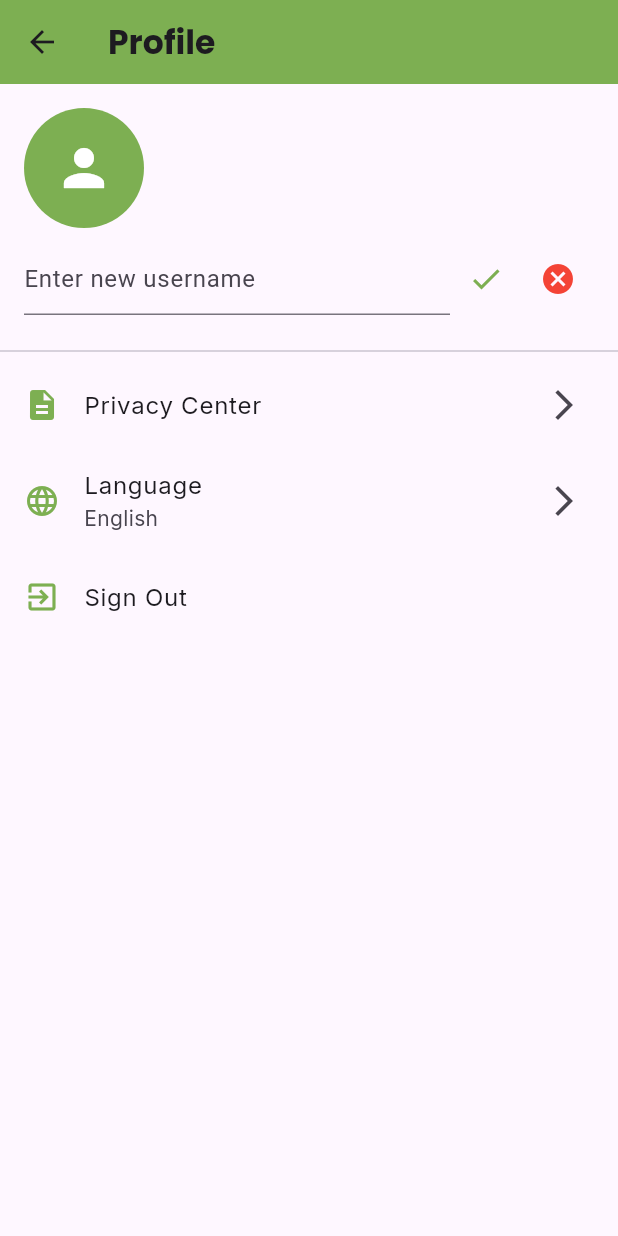
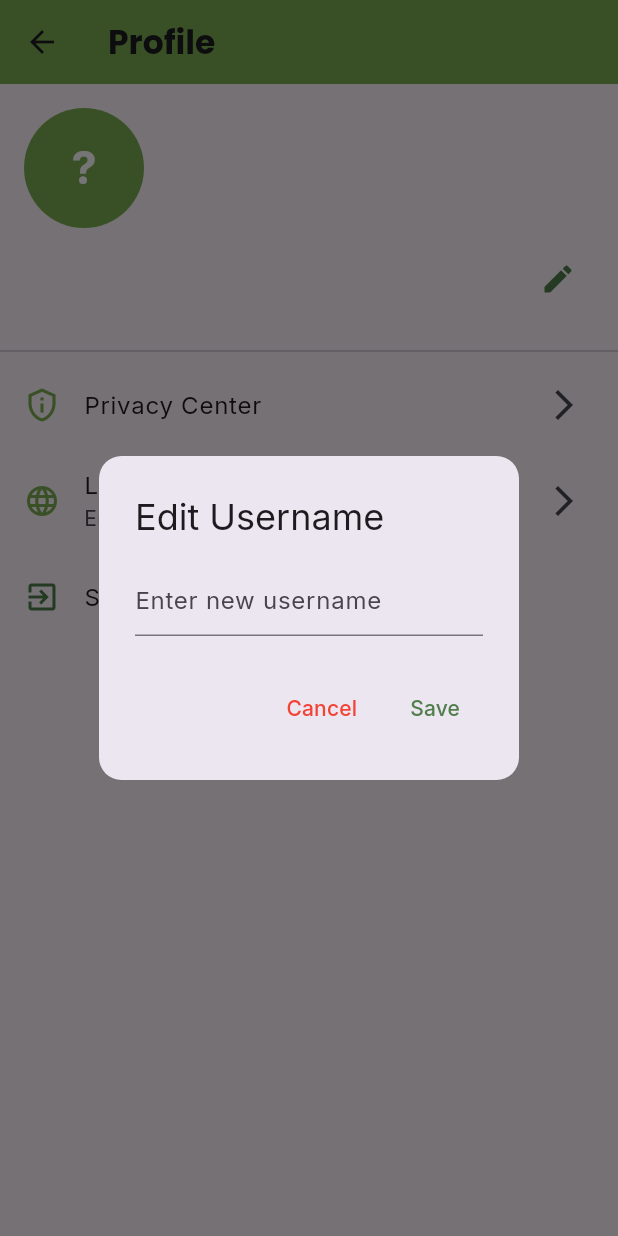
Before and after one commit to farahmunh/stalk_safe, a Flutter app: the Profile screen opened by its route, after a tap on the "edit" icon, on a phone screen of 412 x 824 dp. Run offline on Flutter 3.47's test engine with Material 3 defaults, Android fonts, the phone set to English and light mode, and no system bars; our stand-ins replace cloud_firestore, firebase_auth, firebase_core, geolocator, google_fonts, google_maps_flutter; missing offline and left inert: app_settings; accounts and stored records are empty.

Commit message:
25th commit

```diff
--- a/lib/profile.dart
+++ b/lib/profile.dart
@@ -13,7 +13,6 @@ class _ProfileState extends State<Profile> {
   final FirebaseFirestore _firestore = FirebaseFirestore.instance;
   String _username = ''; // Default username
   final TextEditingController _usernameController = TextEditingController();
-  bool _isEditingUsername = false;
 
   @override
   void initState() {
@@ -35,17 +34,18 @@ class _ProfileState extends State<Profile> {
   }
 
   // Update the username in Firestore
-  Future<void> _updateUsername() async {
+  Future<void> _updateUsername(String newUsername) async {
     User? user = _auth.currentUser;
     if (user != null) {
-      String newUsername = _usernameController.text.trim();
-      // Ensure new username is unique
+      // Check if the new username is unique
+      if (newUsername != _username) {
         bool isUnique = await _isUsernameUnique(newUsername);
         if (!isUnique) {
           ScaffoldMessenger.of(context).showSnackBar(
             const SnackBar(content: Text('Username is already taken.')),
           );
           return;
+        }
       }
 
       // Update the username in Firestore
@@ -56,7 +56,6 @@ class _ProfileState extends State<Profile> {
 
       setState(() {
         _username = newUsername;
-        _isEditingUsername = false;
       });
       ScaffoldMessenger.of(context).showSnackBar(
         const SnackBar(content: Text('Username updated successfully.')),
@@ -74,6 +73,53 @@ class _ProfileState extends State<Profile> {
     return querySnapshot.docs.isEmpty;
   }
 
+  // Show the popup for editing username
+  void _showEditUsernamePopup() {
+    _usernameController.text = _username;
+    showDialog(
+      context: context,
+      builder: (context) {
+        return AlertDialog(
+          title: Text('Edit Username', style: GoogleFonts.inter()),
+          content: TextField(
+            controller: _usernameController,
+            decoration: InputDecoration(
+              hintText: "Enter new username",
+              hintStyle: GoogleFonts.inter(),
+            ),
+          ),
+          shape: RoundedRectangleBorder(
+            borderRadius: BorderRadius.circular(15),
+          ),
+          actions: [
+            TextButton(
+              onPressed: () {
+                Navigator.pop(context);
+              },
+              child: Text(
+                'Cancel',
+                style: GoogleFonts.inter(color: Colors.red),
+              ),
+            ),
+            TextButton(
+              onPressed: () {
+                final newUsername = _usernameController.text.trim();
+                if (newUsername.isNotEmpty) {
+                  _updateUsername(newUsername);
+                }
+                Navigator.pop(context);
+              },
+              child: Text(
+                'Save',
+                style: GoogleFonts.inter(color: const Color(0xFF517E4C)),
+              ),
+            ),
+          ],
+        );
+      },
+    );
+  }
+
   // Sign Out Functionality
   void _showSignOutDialog() {
     showDialog(
@@ -85,9 +131,6 @@ class _ProfileState extends State<Profile> {
             textAlign: TextAlign.center,
             style: GoogleFonts.inter(),
           ),
-          contentPadding:
-              const EdgeInsets.symmetric(horizontal: 5, vertical: 20),
-          actionsPadding: const EdgeInsets.symmetric(horizontal: 5),
           shape: RoundedRectangleBorder(
             borderRadius: BorderRadius.circular(20),
           ),
@@ -96,11 +139,13 @@ class _ProfileState extends State<Profile> {
               mainAxisAlignment: MainAxisAlignment.spaceEvenly,
               children: [
                 TextButton(
-                  child: Text("No", style: GoogleFonts.inter()),
+                  child: Text("No",
+                      style: GoogleFonts.inter(color: const Color(0xFF517E4C))),
                   onPressed: () => Navigator.of(context).pop(),
                 ),
                 TextButton(
-                  child: Text("Yes", style: GoogleFonts.inter()),
+                  child: Text("Yes",
+                      style: GoogleFonts.inter(color: const Color(0xFF517E4C))),
                   onPressed: () {
                     Navigator.of(context).pop();
                     _auth.signOut();
@@ -108,6 +153,73 @@ class _ProfileState extends State<Profile> {
                   },
                 ),
               ],
+            ),
+          ],
+        );
+      },
+    );
+  }
+
+  // Show Privacy Center Options
+  void _showPrivacyCenter() {
+    showModalBottomSheet(
+      context: context,
+      shape: const RoundedRectangleBorder(
+        borderRadius: BorderRadius.vertical(top: Radius.circular(20)),
+      ),
+      builder: (context) {
+        return Column(
+          mainAxisSize: MainAxisSize.min,
+          children: [
+            ListTile(
+              leading: const Icon(Icons.article_outlined),
+              title: Text(
+                'Terms and Conditions',
+                style: GoogleFonts.inter(),
+              ),
+              onTap: () {
+                Navigator.pop(context);
+                Navigator.pushNamed(context, '/terms');
+              },
+            ),
+            ListTile(
+              leading: const Icon(Icons.privacy_tip_outlined),
+              title: Text(
+                'Privacy Policy',
+                style: GoogleFonts.inter(),
+              ),
+              onTap: () {
+                Navigator.pop(context);
+                Navigator.pushNamed(context, '/privacy');
+              },
+            ),
+          ],
+        );
+      },
+    );
+  }
+
+  // Show Language Options as a Popup Dialog
+  void _showLanguageOptions() {
+    showDialog(
+      context: context,
+      builder: (BuildContext context) {
+        return AlertDialog(
+          title: Text('Select Language', style: GoogleFonts.inter()),
+          content: Text(
+            'Only English is supported currently.',
+            style: GoogleFonts.inter(),
+          ),
+          shape: RoundedRectangleBorder(
+            borderRadius: BorderRadius.circular(20),
+          ),
+          actions: [
+            TextButton(
+              onPressed: () => Navigator.of(context).pop(),
+              child: Text(
+                'OK',
+                style: GoogleFonts.inter(color: const Color(0xFF517E4C)),
+              ),
             ),
           ],
         );
@@ -137,54 +249,33 @@ class _ProfileState extends State<Profile> {
             child: Column(
               crossAxisAlignment: CrossAxisAlignment.start,
               children: [
-                const CircleAvatar(
+                CircleAvatar(
                   radius: 40,
-                  backgroundColor: Color(0xFF7DAF52),
-                  child: Icon(Icons.person, size: 40, color: Colors.white),
+                  backgroundColor: const Color(0xFF7DAF52),
+                  child: Text(
+                    _username.isNotEmpty ? _username[0].toUpperCase() : '?',
+                    style: GoogleFonts.inter(
+                      color: Colors.white,
+                      fontSize: 30,
+                      fontWeight: FontWeight.bold,
+                    ),
+                  ),
                 ),
                 const SizedBox(height: 10),
                 Row(
                   children: [
                     Expanded(
-                      child: _isEditingUsername
-                          ? TextField(
-                              controller: _usernameController,
-                              decoration: const InputDecoration(
-                                hintText: "Enter new username",
-                              ),
-                            )
-                          : Text(
+                      child: Text(
                         _username,
-                              style: GoogleFonts.inter(
+                        style: GoogleFonts.poppins(
                           fontSize: 22,
                           fontWeight: FontWeight.bold,
                         ),
                       ),
                     ),
                     IconButton(
-                      icon: Icon(
-                        _isEditingUsername ? Icons.check : Icons.edit,
-                        color: const Color(0xFF7DAF52),
-                      ),
-                      onPressed: () {
-                        if (_isEditingUsername) {
-                          _updateUsername();
-                        } else {
-                          setState(() {
-                            _isEditingUsername = true;
-                          });
-                        }
-                      },
-                    ),
-                    if (_isEditingUsername)
-                      IconButton(
-                        icon: const Icon(Icons.cancel, color: Colors.red),
-                        onPressed: () {
-                          setState(() {
-                            _isEditingUsername = false;
-                            _usernameController.text = _username;
-                          });
-                        },
+                      icon: const Icon(Icons.edit, color: Color(0xFF517E4C)),
+                      onPressed: _showEditUsernamePopup,
                     ),
                   ],
                 ),
@@ -197,19 +288,19 @@ class _ProfileState extends State<Profile> {
             child: ListView(
               children: [
                 _buildProfileOption(
-                  icon: Icons.description,
+                  icon: Icons.privacy_tip_outlined,
                   label: 'Privacy Center',
-                  onTap: () {},
+                  onTap: _showPrivacyCenter,
                 ),
                 _buildProfileOption(
                   icon: Icons.language,
                   label: 'Language',
                   subtitle: 'English',
-                  onTap: () {},
+                  onTap: _showLanguageOptions,
                 ),
                 ListTile(
                   leading:
-                      Icon(Icons.exit_to_app, color: const Color(0xFF7DAF52)),
+                      Icon(Icons.exit_to_app, color: const Color(0xFF517E4C)),
                   title: Text('Sign Out', style: GoogleFonts.inter()),
                   onTap: _showSignOutDialog,
                 ),
```
Also changed, not shown: lib/singup.dart (+8 -1 lines). Lines whose indentation alone changed are shown as unchanged.
